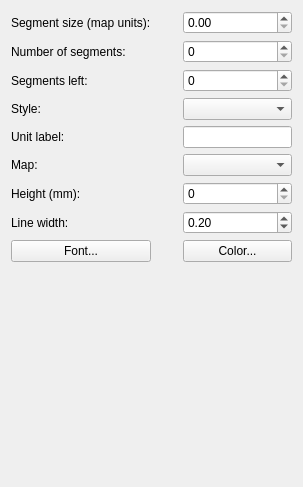
Before: the Qt Designer form src/ui/qgscomposerscalebarwidgetbase.ui in stopa85/Quantum-GIS, drawn with Qt 5.
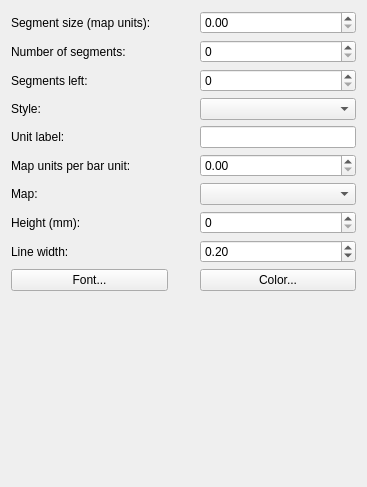
After: the same form once the commit is applied.

```diff
--- a/src/ui/qgscomposerscalebarwidgetbase.ui
+++ b/src/ui/qgscomposerscalebarwidgetbase.ui
@@ -5,7 +5,7 @@
    <rect>
     <x>0</x>
     <y>0</y>
-    <width>303</width>
+    <width>367</width>
     <height>487</height>
    </rect>
   </property>
@@ -86,6 +86,23 @@
     <widget class="QLineEdit" name="mUnitLabelLineEdit" />
    </item>
    <item row="5" column="0" >
+    <widget class="QLabel" name="mMapUnitsPerBarUnitLabel" >
+     <property name="text" >
+      <string>Map units per bar unit:</string>
+     </property>
+     <property name="wordWrap" >
+      <bool>true</bool>
+     </property>
+    </widget>
+   </item>
+   <item row="5" column="2" >
+    <widget class="QDoubleSpinBox" name="mMapUnitsPerBarUnitSpinBox" >
+     <property name="maximum" >
+      <double>9999999999999.000000000000000</double>
+     </property>
+    </widget>
+   </item>
+   <item row="6" column="0" >
     <widget class="QLabel" name="mMapLabel" >
      <property name="sizePolicy" >
       <sizepolicy vsizetype="Fixed" hsizetype="Expanding" >
@@ -104,7 +121,7 @@
      </property>
     </widget>
    </item>
-   <item row="5" column="2" >
+   <item row="6" column="2" >
     <widget class="QComboBox" name="mMapComboBox" >
      <property name="enabled" >
       <bool>true</bool>
@@ -117,17 +134,17 @@
      </property>
     </widget>
    </item>
-   <item row="6" column="0" >
+   <item row="7" column="0" >
     <widget class="QLabel" name="mHeightLabel" >
      <property name="text" >
       <string>Height (mm):</string>
      </property>
     </widget>
    </item>
-   <item row="6" column="2" >
+   <item row="7" column="2" >
     <widget class="QSpinBox" name="mHeightSpinBox" />
    </item>
-   <item row="7" column="0" >
+   <item row="8" column="0" >
     <widget class="QLabel" name="mLineWidthLabel" >
      <property name="text" >
       <string>Line width:</string>
@@ -140,7 +157,7 @@
      </property>
     </widget>
    </item>
-   <item row="7" column="2" >
+   <item row="8" column="2" >
     <widget class="QDoubleSpinBox" name="mLineWidthSpinBox" >
      <property name="sizePolicy" >
       <sizepolicy vsizetype="Fixed" hsizetype="Expanding" >
@@ -159,7 +176,7 @@
      </property>
     </widget>
    </item>
-   <item row="8" column="0" >
+   <item row="9" column="0" >
     <widget class="QPushButton" name="mFontButton" >
      <property name="sizePolicy" >
       <sizepolicy vsizetype="Fixed" hsizetype="Preferred" >
@@ -172,14 +189,14 @@
      </property>
     </widget>
    </item>
-   <item row="8" column="2" >
+   <item row="9" column="2" >
     <widget class="QPushButton" name="mColorPushButton" >
      <property name="text" >
       <string>Color...</string>
      </property>
     </widget>
    </item>
-   <item row="9" column="1" >
+   <item row="10" column="1" >
     <spacer>
      <property name="orientation" >
       <enum>Qt::Vertical</enum>
@@ -187,7 +204,7 @@
      <property name="sizeHint" >
       <size>
        <width>20</width>
-       <height>51</height>
+       <height>61</height>
       </size>
      </property>
     </spacer>
```
